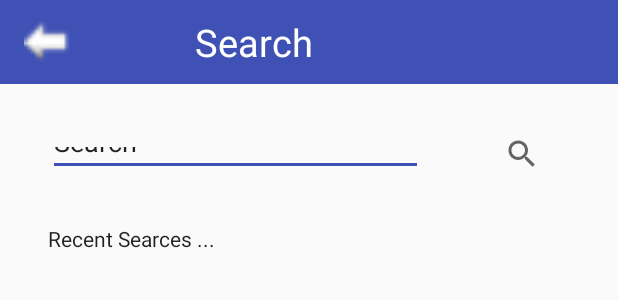
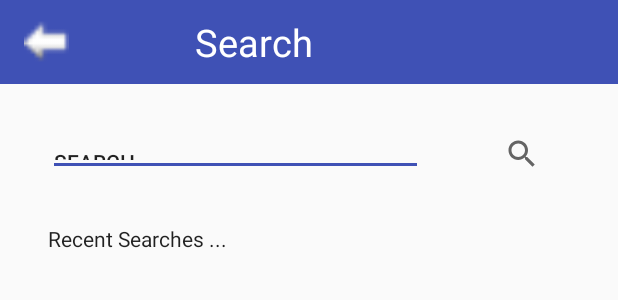
Before and after one commit to AlexZhang-lililil/DoitAction, an Android app: the layout activity_search.xml on its own in the app's theme, with its tools: preview values and no code run, on a phone screen of 412 x 824 dp. Shown: the top 300 px of the screen. Run offline under Robolectric (Android 15) with nearby library versions, the phone set to English and light mode, and no system bars.

Commit message:
activity_menu search and browse

```diff
--- a/app/src/main/res/layout/activity_search.xml
+++ b/app/src/main/res/layout/activity_search.xml
@@ -10,11 +10,14 @@
         android:layout_width="match_parent"
         android:layout_height="wrap_content"
         android:background="@color/colorPrimary">
+
         <Button
-            android:id="@+id/btn_back_bookmarks"
+            android:id="@+id/btn_back_search"
+            android:layout_width="30dp"
             android:layout_height="30dp"
-            android:layout_width="30dp"
-            android:background="@drawable/icon_back"/>
+            android:background="@drawable/icon_back"
+            tools:layout_editor_absoluteX="16dp"
+            tools:layout_editor_absoluteY="13dp" />
 
         <TextView
             android:layout_width="wrap_content"
@@ -49,11 +52,11 @@
         android:layout_height="wrap_content"
         android:layout_marginStart="32dp"
         android:layout_marginTop="32dp"
-        android:text="TextView"
+        android:text="?android:attr/candidatesTextStyleSpans"
         android:textAppearance="@style/TextAppearance.AppCompat.Body1"
         app:layout_constraintStart_toStartOf="parent"
         app:layout_constraintTop_toBottomOf="@+id/box_searchbar"
-        tools:text="Recent Searces ..." />
+        tools:text="Recent Searches ..." />
 
     <MultiAutoCompleteTextView
         android:id="@+id/box_searchbar"
@@ -62,6 +65,7 @@
         android:layout_marginStart="32dp"
         android:layout_marginTop="32dp"
         android:text="MultiAutoCompleteTextView"
+        android:textAppearance="@style/TextAppearance.AppCompat.Widget.ActionBar.Menu"
         android:visibility="visible"
         app:layout_constraintStart_toStartOf="parent"
         app:layout_constraintTop_toBottomOf="@+id/tb_bookmarks"
```
Also changed, not shown: app/src/main/java/com/example/orquoll/swen90014_2018_or_quoll/BrosweActivity.java (added, +26 -0 lines), app/src/main/java/com/example/orquoll/swen90014_2018_or_quoll/SearchActivity.java (added, +26 -0 lines), app/src/main/res/layout/activity_browse.xml (+6 -3 lines).
